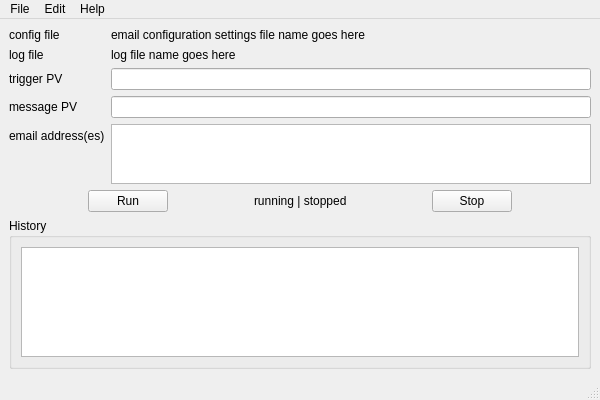
First picture: the form in src/PvMail/resources/gui.ui, repository BCDA-APS/pvMail, before the edit.
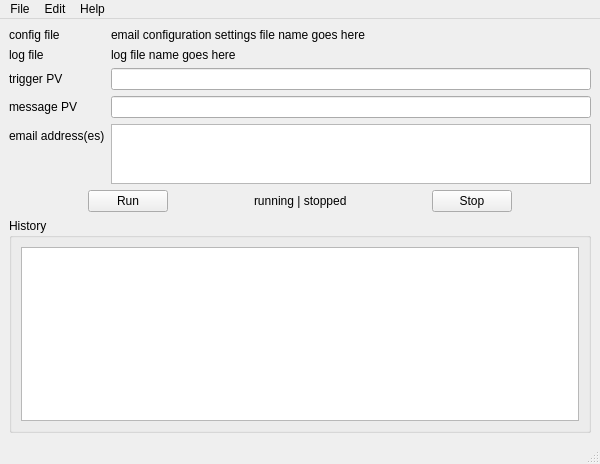
Second picture: the form after the edit. Icons and pictures are not drawn.

Commit message: prepare to release 3.2.4 today

```diff
--- a/src/PvMail/resources/gui.ui
+++ b/src/PvMail/resources/gui.ui
@@ -7,7 +7,7 @@
     <x>0</x>
     <y>0</y>
     <width>600</width>
-    <height>400</height>
+    <height>464</height>
    </rect>
   </property>
   <property name="windowTitle">
@@ -192,7 +192,11 @@
       </property>
       <layout class="QGridLayout" name="gridLayout_2">
        <item row="0" column="0">
-        <widget class="QTextEdit" name="history"/>
+        <widget class="QTextEdit" name="history">
+         <property name="readOnly">
+          <bool>true</bool>
+         </property>
+        </widget>
        </item>
       </layout>
      </widget>
```
Left out of the diff: 2 changed lines with no effect on the pictures. The commit also changes 1 other file.
